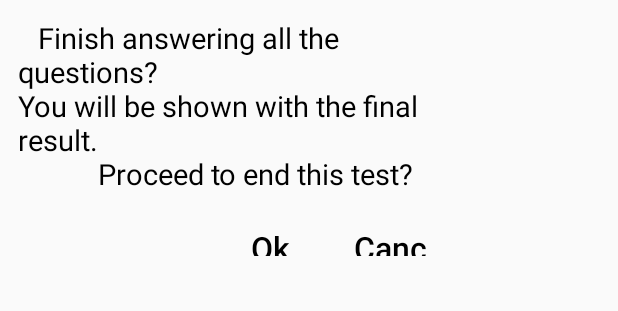
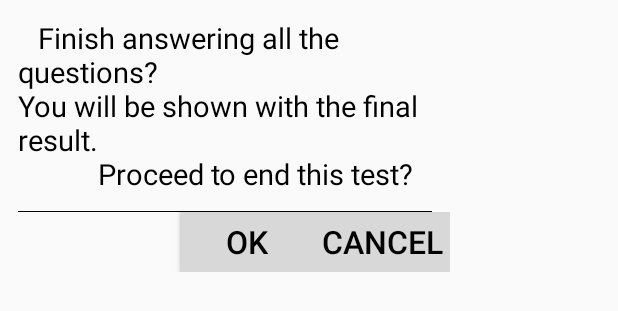
Before and after one commit to PikachuTeam/IndoDriving, an Android app: the layout dialog_warning.xml on its own in the app's theme, with its tools: preview values and no code run, on a phone screen of 412 x 824 dp. Shown: the top 311 px of the screen. Run offline under Robolectric (Android 15) with nearby library versions, the phone set to English and light mode, and no system bars.

```diff
--- a/app/src/main/java/com/essential/indodriving/data/DataSource.java
+++ b/app/src/main/java/com/essential/indodriving/data/DataSource.java
@@ -16,7 +16,7 @@ import tatteam.com.app_common.sqlite.DatabaseLoader;
 public class DataSource extends BaseDataSource {
 
     public final static int TYPE_SIM_A = 1, TYPE_SIM_A_UMUM = 2, TYPE_SIM_B1 = 3, TYPE_SIM_B1_UMUM = 4, TYPE_SIM_B2 = 5, TYPE_SIM_B2_UMUM = 6, TYPE_SIM_C = 7, TYPE_SIM_D = 8;
-    public final static int ANSWER_A = 0, ANSWER_B = 1, ANSWER_C = 2, ANSWER_D = 3;
+    public final static int ANSWER_A = 0, ANSWER_B = 1, ANSWER_C = 2, ANSWER_D = 3, ANSWER_NOT_CHOSEN=-1;
     public final static String TABLE_EXAMS = "Exams", KEY_SCORE = "LastScore";
 
     public static ArrayList<Question> getAllQuestionByType(int type) {
--- /dev/null
+++ b/app/src/main/res/drawable-v21/dialog_button.xml
@@ -0,0 +1,15 @@
+<?xml version="1.0" encoding="utf-8"?>
+<ripple xmlns:android="http://schemas.android.com/apk/res/android"
+    android:color="@color/dialog_button_highlight_color">
+    <item android:id="@android:id/mask">
+        <shape android:shape="rectangle">
+            <solid android:color="@color/black" />
+        </shape>
+    </item>
+
+    <item android:state_hovered="true">
+        <shape android:shape="rectangle">
+            <solid android:color="@color/dialog_button_hovered_color" />
+        </shape>
+    </item>
+</ripple>
--- /dev/null
+++ b/app/src/main/res/drawable/dialog_button.xml
@@ -0,0 +1,20 @@
+<?xml version="1.0" encoding="utf-8"?>
+<selector xmlns:android="http://schemas.android.com/apk/res/android">
+    <item android:state_pressed="false">
+        <shape android:shape="rectangle">
+            <solid android:color="@android:color/transparent" />
+        </shape>
+    </item>
+
+    <item android:state_pressed="true">
+        <shape android:shape="rectangle">
+            <solid android:color="@color/dialog_button_highlight_color" />
+        </shape>
+    </item>
+
+    <item android:state_hovered="true">
+        <shape android:shape="rectangle">
+            <solid android:color="@color/dialog_button_hovered_color" />
+        </shape>
+    </item>
+</selector>
--- a/app/src/main/res/layout/dialog_warning.xml
+++ b/app/src/main/res/layout/dialog_warning.xml
@@ -13,30 +13,34 @@
         android:textColor="@color/black"
         android:textSize="@dimen/common_text_size_16" />
 
+    <View
+        android:layout_width="match_parent"
+        android:layout_height="@dimen/stroke_line_size"
+        android:layout_marginLeft="@dimen/common_size_10"
+        android:layout_marginRight="@dimen/common_size_10"
+        android:background="@color/black" />
+
     <RelativeLayout
         android:layout_width="match_parent"
         android:layout_height="wrap_content">
 
         <Button
             android:id="@+id/buttonOk"
-            style="?attr/borderlessButtonStyle"
             android:layout_width="@dimen/dialog_warning_button_width"
             android:layout_height="@dimen/dialog_warning_button_height"
             android:layout_toLeftOf="@+id/buttonCancel"
+            android:background="@drawable/dialog_button"
             android:text="@string/ok"
-            android:textAllCaps="false"
             android:textColor="@color/black"
             android:textSize="@dimen/common_text_size_18" />
 
-
         <Button
             android:id="@+id/buttonCancel"
-            style="?attr/borderlessButtonStyle"
             android:layout_width="@dimen/dialog_warning_button_width"
             android:layout_height="@dimen/dialog_warning_button_height"
             android:layout_alignParentRight="true"
+            android:background="@drawable/dialog_button"
             android:text="@string/cancel"
-            android:textAllCaps="false"
             android:textColor="@color/black"
             android:textSize="@dimen/common_text_size_18" />
     </RelativeLayout>
--- a/app/src/main/res/values-sw320dp-xhdpi/dimens.xml
+++ b/app/src/main/res/values-sw320dp-xhdpi/dimens.xml
@@ -43,7 +43,10 @@
     <dimen name="dialog_zoom_in_image_size">300dp</dimen>
     <dimen name="card_question_text_size">12.5dp</dimen>
     <dimen name="dialog_warning_width">300dp</dimen>
-    <dimen name="dialog_warning_button_width">80dp</dimen>
+    <dimen name="dialog_warning_button_width">90dp</dimen>
     <dimen name="dialog_warning_button_height">40dp</dimen>
     <dimen name="pie_chart_hole_radius">20dp</dimen>
+    <dimen name="list_detail_result_question_image_size">100dp</dimen>
+    <dimen name="dialog_show_result_width">300dp</dimen>
+    <dimen name="dialog_show_result_question_image_size">120dp</dimen>
 </resources>
--- a/app/src/main/res/values/colors.xml
+++ b/app/src/main/res/values/colors.xml
@@ -40,4 +40,6 @@
     <color name="progress_background_center_color">#5A5D5A</color>
     <color name="progress_background_end_color">#747674</color>
     <color name="dialog_warning_stroke_line_color">#616161</color>
+    <color name="dialog_button_hovered_color">#D8D8D8</color>
+    <color name="dialog_button_highlight_color">#BFBFBF</color>
 </resources>
--- a/app/src/main/res/values/strings.xml
+++ b/app/src/main/res/values/strings.xml
@@ -46,4 +46,8 @@
     <string name="total_correct_answers">{0}/30</string>
     <string name="total_wrong_answers">{0}/30</string>
     <string name="total_not_answered">{0}/30</string>
+    <string name="choice_a">A. {0}</string>
+    <string name="choice_b">B. {0}</string>
+    <string name="choice_c">C. {0}</string>
+    <string name="choice_d">D. {0}</string>
 </resources>
```
Also changed, not shown: app/src/main/java/com/essential/indodriving/ui/test/DetailResultFragment.java (added, +143 -0 lines), app/src/main/java/com/essential/indodriving/ui/test/OverallResultFragment.java (+66 -1 lines), app/src/main/java/com/essential/indodriving/ui/widget/ShowResultDialog.java (added, +129 -0 lines), app/src/main/res/drawable-v21/flat_button_without_corner.xml (added, +9 -0 lines), app/src/main/res/drawable/bg_dialog.xml (added, +8 -0 lines), app/src/main/res/layout/dialog_show_result.xml (added, +101 -0 lines), app/src/main/res/layout/fragment_show_detail_result.xml (added, +29 -0 lines), app/src/main/res/layout/fragment_show_result.xml (+9 -6 lines), app/src/main/res/layout/item_list_detail_result.xml (added, +32 -0 lines).
